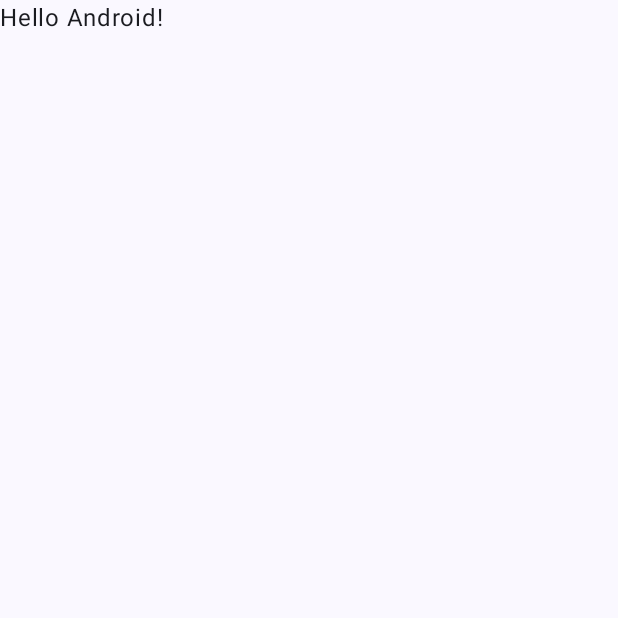
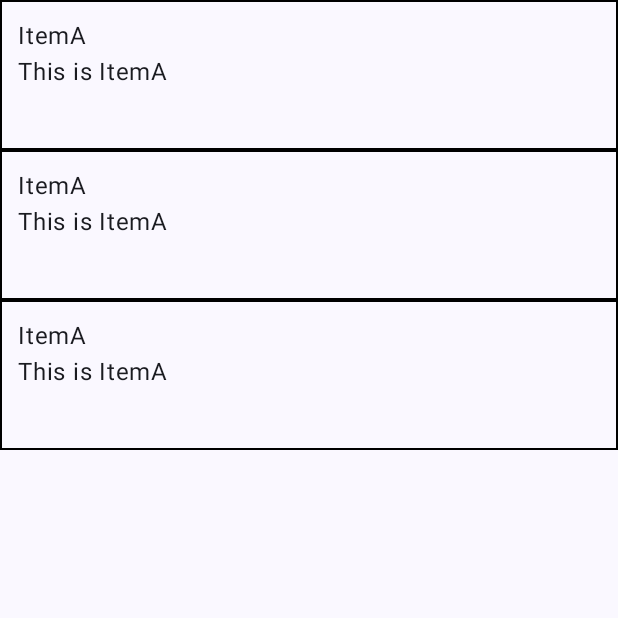
Before and after one commit to Nter-developer/android-xml-or-compoese, an Android app built with Jetpack Compose: the screen it shows after launch (MainActivity), on a phone screen of 412 x 824 dp, the top half of it. Before the commit the part shown is almost empty. Run offline under Robolectric (Android 15) with nearby library versions, the phone set to English and light mode, and no system bars.

Commit message:
[compose] 리스트를 가진 Linear Layout을 구현한다 (#11)
* gui: add main screen and components

* gui: delete default composable fun

* gui: seperate each compoasble fun

* gui: implement list with composable column

```diff
--- a/app/src/main/java/code/lab/androidxmlcompose/MainActivity.kt
+++ b/app/src/main/java/code/lab/androidxmlcompose/MainActivity.kt
@@ -3,14 +3,7 @@ package code.lab.androidxmlcompose
 import android.os.Bundle
 import androidx.activity.ComponentActivity
 import androidx.activity.compose.setContent
-import androidx.compose.foundation.layout.fillMaxSize
-import androidx.compose.material3.MaterialTheme
-import androidx.compose.material3.Surface
-import androidx.compose.material3.Text
-import androidx.compose.runtime.Composable
-import androidx.compose.ui.Modifier
-import androidx.compose.ui.tooling.preview.Preview
-import code.lab.androidxmlcompose.ui.theme.AndroidXMLComposeTheme
+import code.lab.androidxmlcompose.view.MainScreen
 
 class MainActivity : ComponentActivity() {
     override fun onCreate(savedInstanceState: Bundle?) {
@@ -18,31 +11,7 @@ class MainActivity : ComponentActivity() {
         // View binding for xml layout
         // setContentView(R.layout.layout_main)
         setContent {
-            AndroidXMLComposeTheme {
-                // A surface container using the 'background' color from the theme
-                Surface(
-                    modifier = Modifier.fillMaxSize(),
-                    color = MaterialTheme.colorScheme.background
-                ) {
-                    Greeting("Android")
-                }
-            }
+            MainScreen()
         }
     }
 }
-
-@Composable
-fun Greeting(name: String, modifier: Modifier = Modifier) {
-    Text(
-        text = "Hello $name!",
-        modifier = modifier
-    )
-}
-
-@Preview(showBackground = true)
-@Composable
-fun GreetingPreview() {
-    AndroidXMLComposeTheme {
-        Greeting("Android")
-    }
-}
--- /dev/null
+++ b/app/src/main/java/code/lab/androidxmlcompose/view/MainComponent.kt
@@ -0,0 +1,35 @@
+package code.lab.androidxmlcompose.view
+
+import androidx.compose.foundation.BorderStroke
+import androidx.compose.foundation.border
+import androidx.compose.foundation.clickable
+import androidx.compose.foundation.layout.Column
+import androidx.compose.foundation.layout.fillMaxWidth
+import androidx.compose.foundation.layout.height
+import androidx.compose.foundation.layout.padding
+import androidx.compose.material3.Text
+import androidx.compose.runtime.Composable
+import androidx.compose.ui.Modifier
+import androidx.compose.ui.graphics.Color
+import androidx.compose.ui.unit.dp
+
+@Composable
+fun MainComponent(name: String, script: String) {
+    Column(
+        modifier = Modifier
+            .fillMaxWidth()
+            .height(100.dp)
+            .border(
+                border = BorderStroke(
+                    width = 1.dp,
+                    color = Color.Black
+                )
+            )
+            .clickable(onClick = { })
+            .padding(12.dp)
+
+    ) {
+        Text(text = name)
+        Text(text = script)
+    }
+}
--- /dev/null
+++ b/app/src/main/java/code/lab/androidxmlcompose/view/MainScreen.kt
@@ -0,0 +1,29 @@
+package code.lab.androidxmlcompose.view
+
+import androidx.compose.foundation.layout.Column
+import androidx.compose.foundation.layout.fillMaxSize
+import androidx.compose.material3.MaterialTheme
+import androidx.compose.material3.Surface
+import androidx.compose.runtime.Composable
+import androidx.compose.ui.Modifier
+import code.lab.androidxmlcompose.ui.theme.AndroidXMLComposeTheme
+
+@Composable
+fun MainScreen() {
+    AndroidXMLComposeTheme {
+        // A surface container using the 'background' color from the theme
+        Surface(
+            modifier = Modifier
+                .fillMaxSize(),
+            color = MaterialTheme
+                .colorScheme
+                .background
+        ) {
+            Column {
+                MainComponent("ItemA", "This is ItemA")
+                MainComponent("ItemA", "This is ItemA")
+                MainComponent("ItemA", "This is ItemA")
+            }
+        }
+    }
+}
```
